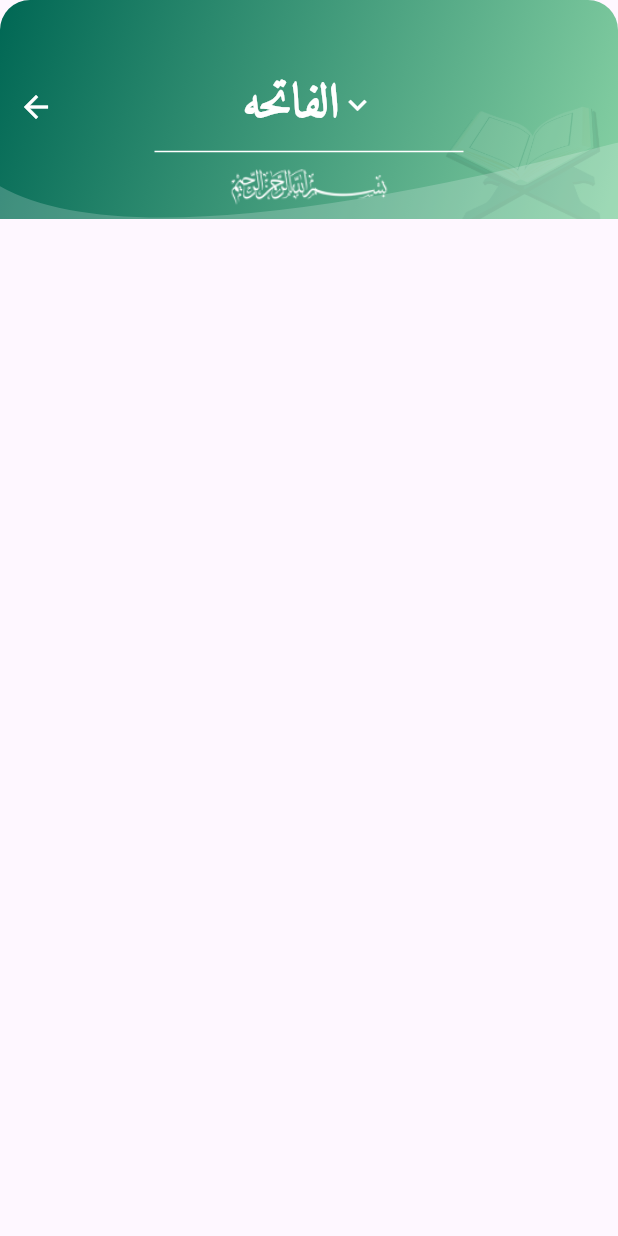
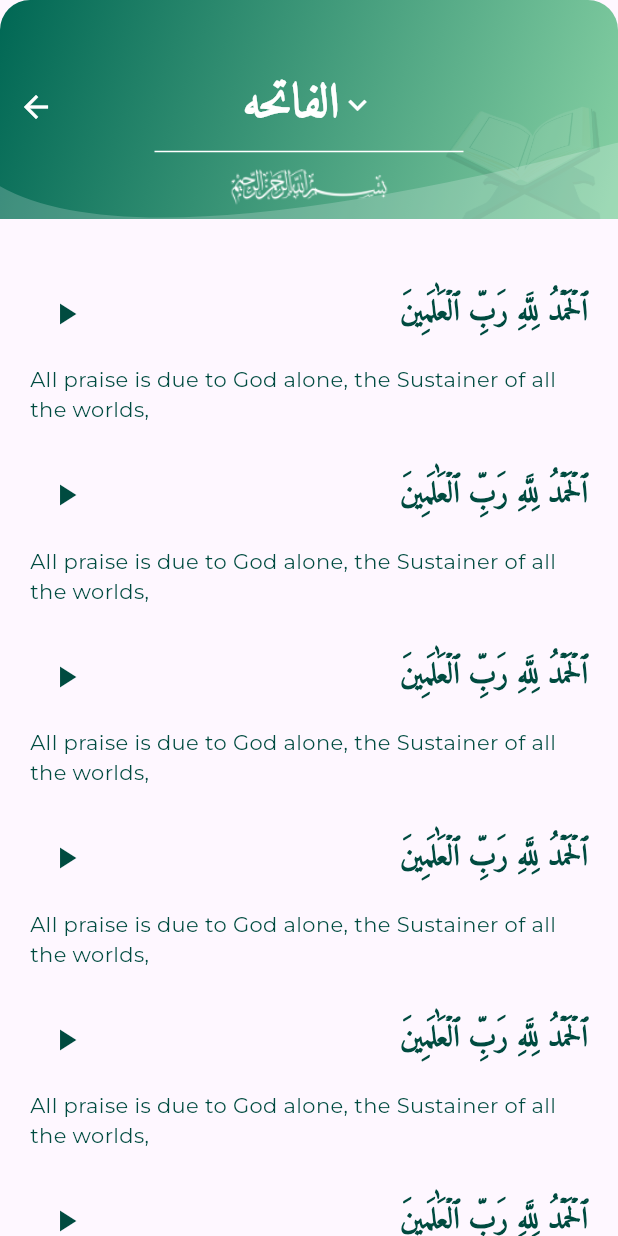
Before and after one commit to fouadsalama/Quran, a Flutter app: the SurahDetailsView screen opened by its route, on a phone screen of 412 x 824 dp. Run offline on Flutter 3.47's test engine with Material 3 defaults, Android fonts, the phone set to English and light mode, and no system bars; our stand-ins replace gap, go_router, google_fonts.

Commit message:
surah body ui done

```diff
--- a/lib/constants.dart
+++ b/lib/constants.dart
@@ -1,5 +1,6 @@
 import 'package:flutter/material.dart';
 
 const kSplashBackgroundColor = Color(0xff186351);
+const kPrimaryColor = Color(0xff004B40);
 const kTextColor = Colors.white;
 const kAmiri = 'Amiri';
--- a/lib/core/utils/styles.dart
+++ b/lib/core/utils/styles.dart
@@ -4,7 +4,7 @@ import 'package:islamic_app/constants.dart';
 abstract class Styles {
   static const textStyle20 = TextStyle(
     fontSize: 20,
-    color: Color(0xff004B40),
+    color: kPrimaryColor,
     fontWeight: FontWeight.bold,
   );
   static const textStyle24 = TextStyle(
@@ -23,6 +23,8 @@ abstract class Styles {
     color: kTextColor,
     fontWeight: FontWeight.bold,
   );
-  static const textStyle14 =
-      TextStyle(fontSize: 14, fontWeight: FontWeight.w400);
+  static const textStyle14 = TextStyle(
+    fontSize: 14,
+    fontWeight: FontWeight.w400,
+  );
 }
--- /dev/null
+++ b/lib/features/surah/presentation/views/widgets/custom_arrow_back_icon.dart
@@ -0,0 +1,24 @@
+import 'package:flutter/material.dart';
+import 'package:go_router/go_router.dart';
+
+class CustomArrowBackIcon extends StatelessWidget {
+  const CustomArrowBackIcon({
+    super.key,
+  });
+
+  @override
+  Widget build(BuildContext context) {
+    return Padding(
+      padding: const EdgeInsets.only(top: 47),
+      child: IconButton(
+        onPressed: () {
+          GoRouter.of(context).pop();
+        },
+        icon: const Icon(
+          Icons.arrow_back,
+          color: Colors.white,
+        ),
+      ),
+    );
+  }
+}
--- /dev/null
+++ b/lib/features/surah/presentation/views/widgets/surah_body.dart
@@ -0,0 +1,50 @@
+import 'package:flutter/material.dart';
+import 'package:gap/gap.dart';
+import 'package:google_fonts/google_fonts.dart';
+import '../../../../../constants.dart';
+import '../../../../../core/utils/styles.dart';
+
+class SurahBody extends StatelessWidget {
+  const SurahBody({super.key});
+
+  @override
+  Widget build(BuildContext context) {
+    return Padding(
+      padding: const EdgeInsets.symmetric(horizontal: 20),
+      child: Column(
+        crossAxisAlignment: CrossAxisAlignment.end,
+        children: [
+          Row(
+            mainAxisAlignment: MainAxisAlignment.spaceBetween,
+            children: [
+              IconButton(
+                onPressed: () {},
+                icon: const Icon(
+                  Icons.play_arrow,
+                  color: kPrimaryColor,
+                ),
+              ),
+              Text(
+                'ٱلۡحَمۡدُ لِلَّهِ رَبِّ ٱلۡعَٰلَمِينَ',
+                style: GoogleFonts.amiri(
+                  textStyle: Styles.textStyle20,
+                ),
+              ),
+            ],
+          ),
+          const Gap(10),
+          Text(
+            'All praise is due to God alone, the Sustainer of all the worlds,',
+            softWrap: true,
+            style: GoogleFonts.montserrat(
+              textStyle: Styles.textStyle14.copyWith(
+                color: kPrimaryColor,
+              ),
+            ),
+          ),
+          const Gap(23),
+        ],
+      ),
+    );
+  }
+}
--- a/lib/features/surah/presentation/views/widgets/surah_details_view_body.dart
+++ b/lib/features/surah/presentation/views/widgets/surah_details_view_body.dart
@@ -1,5 +1,6 @@
 import 'package:flutter/material.dart';
-
+import 'package:gap/gap.dart';
+import 'surah_body.dart';
 import 'surah_name_section.dart';
 
 class SurahDetailsViewBody extends StatelessWidget {
@@ -7,9 +8,18 @@ class SurahDetailsViewBody extends StatelessWidget {
 
   @override
   Widget build(BuildContext context) {
-    return const Column(
+    return Column(
       children: [
-        SurahNameSection(),
+        const SurahNameSection(),
+        const Gap(39),
+        Expanded(
+          child: ListView.builder(
+            itemCount: 10,
+            itemBuilder: (context, index) {
+              return const SurahBody();
+            },
+          ),
+        ),
       ],
     );
   }
--- a/lib/features/surah/presentation/views/widgets/surah_name_section.dart
+++ b/lib/features/surah/presentation/views/widgets/surah_name_section.dart
@@ -1,7 +1,6 @@
 import 'package:flutter/material.dart';
-import 'package:go_router/go_router.dart';
-
 import '../../../../../core/utils/app_assets.dart';
+import 'custom_arrow_back_icon.dart';
 import 'custom_box_details.dart';
 import 'custom_shadow.dart';
 
@@ -41,18 +40,7 @@ class SurahNameSection extends StatelessWidget {
           ),
           child: const CustomBoxDetails(),
         ),
-        Padding(
-          padding: const EdgeInsets.only(top: 47),
-          child: IconButton(
-            onPressed: () {
-              GoRouter.of(context).pop();
-            },
-            icon: const Icon(
-              Icons.arrow_back,
-              color: Colors.white,
-            ),
-          ),
-        ),
+        const CustomArrowBackIcon(),
         const CustomShadow(),
       ],
     );
```
Also changed, not shown: assets/images/shadow.png (added).
